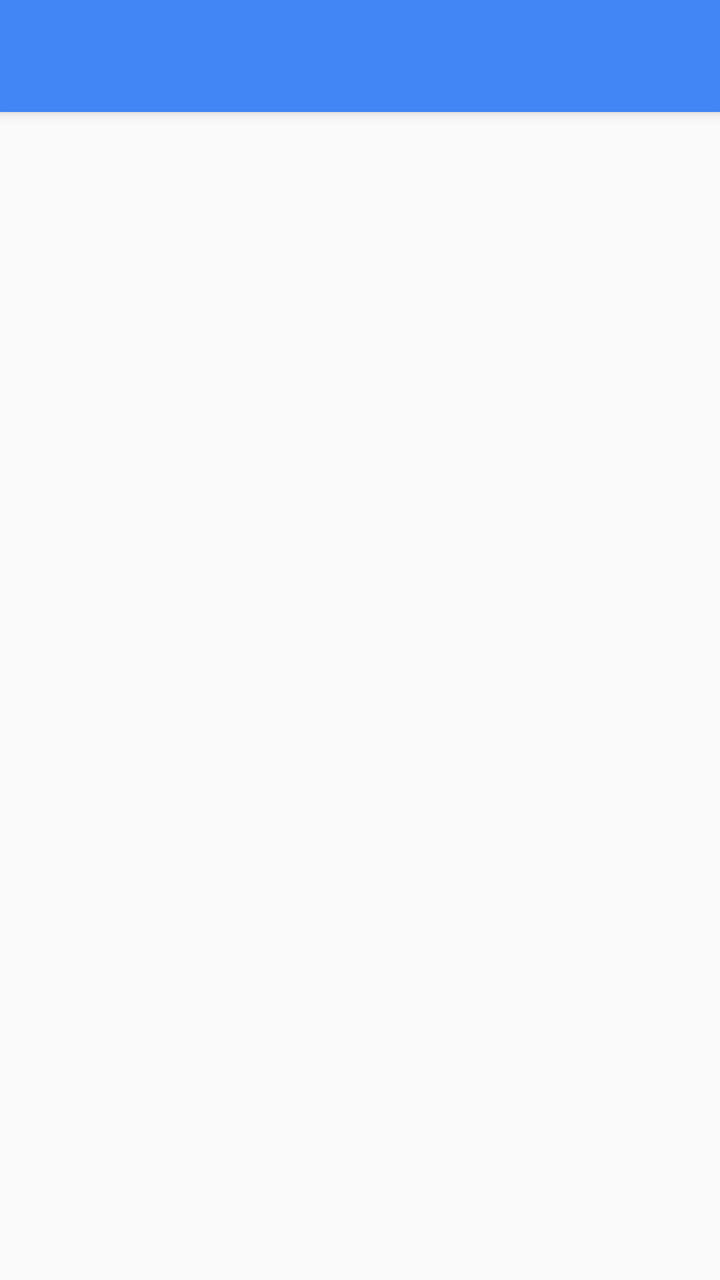
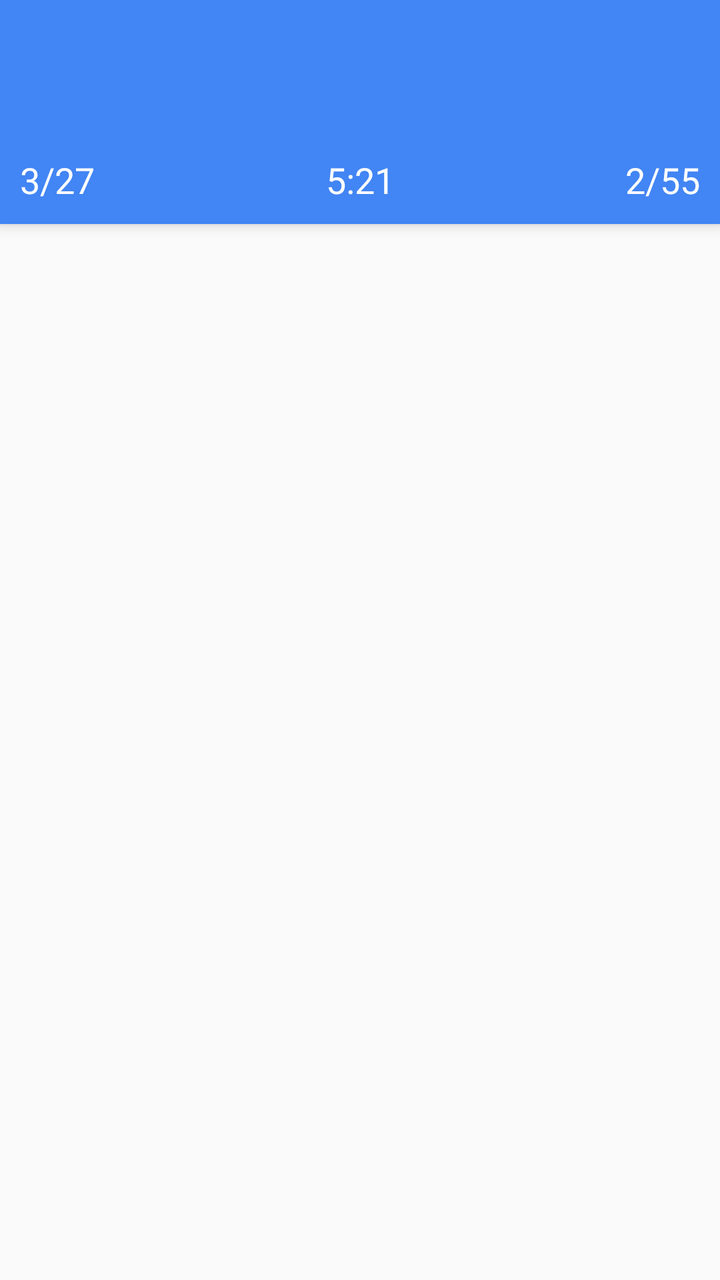

Compare the two renders of this Android layout. The source of the first and the diff that turns it into the second are given below.
<!-- AndroidManifest.xml: application theme MyTheme.Light -->
<!-- res/layout/app_bar_test.xml -->
<?xml version="1.0" encoding="utf-8"?>
<android.support.design.widget.CoordinatorLayout
    android:id="@+id/content"
    xmlns:android="http://schemas.android.com/apk/res/android"
    xmlns:app="http://schemas.android.com/apk/res-auto"
    xmlns:tools="http://schemas.android.com/tools"
    android:layout_width="match_parent"
    android:layout_height="match_parent"
    android:fitsSystemWindows="true"
    tools:context=".TestActivity">

    <android.support.design.widget.AppBarLayout
        android:layout_width="match_parent"
        android:layout_height="wrap_content"
        android:theme="@style/MyTheme.AppBarOverlay">

        <android.support.v7.widget.Toolbar
            android:id="@+id/toolbar"
            android:layout_width="match_parent"
            android:layout_height="?attr/actionBarSize"
            android:background="?attr/colorPrimary"
            android:elevation="6dp"
            app:layout_scrollFlags="scroll|enterAlways"
            app:popupTheme="@style/MyTheme.PopupOverlay"/>

        

    </android.support.design.widget.AppBarLayout>

    

    

</android.support.design.widget.CoordinatorLayout>
<!-- resources referenced by this layout -->
<resources>
  <style name="MyTheme.AppBarOverlay" parent="ThemeOverlay.AppCompat.Dark.ActionBar" />
  <style name="MyTheme.PopupOverlay" parent="ThemeOverlay.AppCompat.Light" />
  <style name="MyTheme.Light" parent="@style/Theme.AppCompat.Light.NoActionBar">
          
          
          <item name="colorPrimary">@color/colorPrimary</item>
          <item name="colorPrimaryDark">@color/colorPrimaryDark</item>
          <item name="colorSecondary">@color/colorSecondary</item>
          <item name="colorSecondaryDark">@color/colorSecondaryDark</item>
          <item name="colorTextTitle">@color/colorTextTitle</item>
          
          <item name="colorFlatButtons">@color/colorFlatButtons</item>
          <item name="colorTabIndicator">@color/colorTabIndicator</item>
          <item name="colorCardBackground">@color/colorCardBackground</item>
          <item name="colorNavigationDrawerBackground">@color/colorNavigationDrawerBackground</item>
      </style>
  <color name="colorPrimary" type="color">#4285F4</color>
  <color name="colorPrimaryDark" type="color">#3367D6</color>
  <color name="colorSecondary" type="color">@color/deep_teal_300</color>
  <color name="colorSecondaryDark" type="color">@color/deep_teal_500</color>
  <color name="colorTextTitle" type="color">#FFEE58</color>
  <color name="colorFlatButtons" type="color">@color/pink_A200</color>
  <color name="colorTabIndicator" type="color">#FFF</color>
  <color name="colorCardBackground" type="color">#FFF</color>
  <color name="colorNavigationDrawerBackground" type="color">#FAFAFA</color>
  <color name="deep_teal_300" type="color">#4DB6AC</color>
  <color name="deep_teal_500" type="color">#009688</color>
  <color name="pink_A200" type="color">#FF4081</color>
</resources>

<!-- the commit's change to res/layout/app_bar_test.xml (unified diff, before → after) -->
@@ -12,6 +12,7 @@
     <android.support.design.widget.AppBarLayout
         android:layout_width="match_parent"
         android:layout_height="wrap_content"
+        android:elevation="6dp"
         android:theme="@style/MyTheme.AppBarOverlay">
 
         <android.support.v7.widget.Toolbar
@@ -19,9 +20,58 @@
             android:layout_width="match_parent"
             android:layout_height="?attr/actionBarSize"
             android:background="?attr/colorPrimary"
-            android:elevation="6dp"
             app:layout_scrollFlags="scroll|enterAlways"
             app:popupTheme="@style/MyTheme.PopupOverlay"/>
+
+        
+        <LinearLayout
+            android:layout_width="match_parent"
+            android:layout_height="?attr/actionBarSize"
+            android:background="?attr/colorPrimary"
+            android:paddingBottom="10dp"
+            android:paddingEnd="10dp"
+            android:paddingLeft="10dp"
+            android:paddingRight="10dp"
+            android:paddingStart="10dp"
+            app:layout_scrollFlags="scroll|enterAlways">
+
+            
+            <TextView
+                android:id="@+id/question_counter"
+                android:layout_width="wrap_content"
+                android:layout_height="wrap_content"
+                android:layout_gravity="start|bottom"
+                android:layout_weight="1"
+                android:gravity="start|bottom"
+                android:text="3/27"
+                android:textColor="@android:color/primary_text_dark"
+                android:textSize="18sp"/>
+
+            
+            <TextView
+                android:id="@+id/elapsed_time"
+                android:layout_width="wrap_content"
+                android:layout_height="wrap_content"
+                android:layout_gravity="center_horizontal|bottom"
+                android:layout_weight="1"
+                android:gravity="center_horizontal|bottom"
+                android:text="5:21"
+                android:textColor="@android:color/primary_text_dark"
+                android:textSize="18sp"/>
+
+            
+            <TextView
+                android:id="@+id/points_counter"
+                android:layout_width="wrap_content"
+                android:layout_height="wrap_content"
+                android:layout_gravity="end|bottom"
+                android:layout_weight="1"
+                android:gravity="end|bottom"
+                android:text="2/55"
+                android:textColor="@android:color/primary_text_dark"
+                android:textSize="18sp"/>
+
+        </LinearLayout>
 
         
 
@@ -31,4 +81,10 @@
 
     
 
+    <FrameLayout
+        android:id="@+id/fragment_container"
+        android:layout_width="match_parent"
+        android:layout_height="match_parent"
+        android:layout_marginTop="112dp"/>
+
 </android.support.design.widget.CoordinatorLayout>
